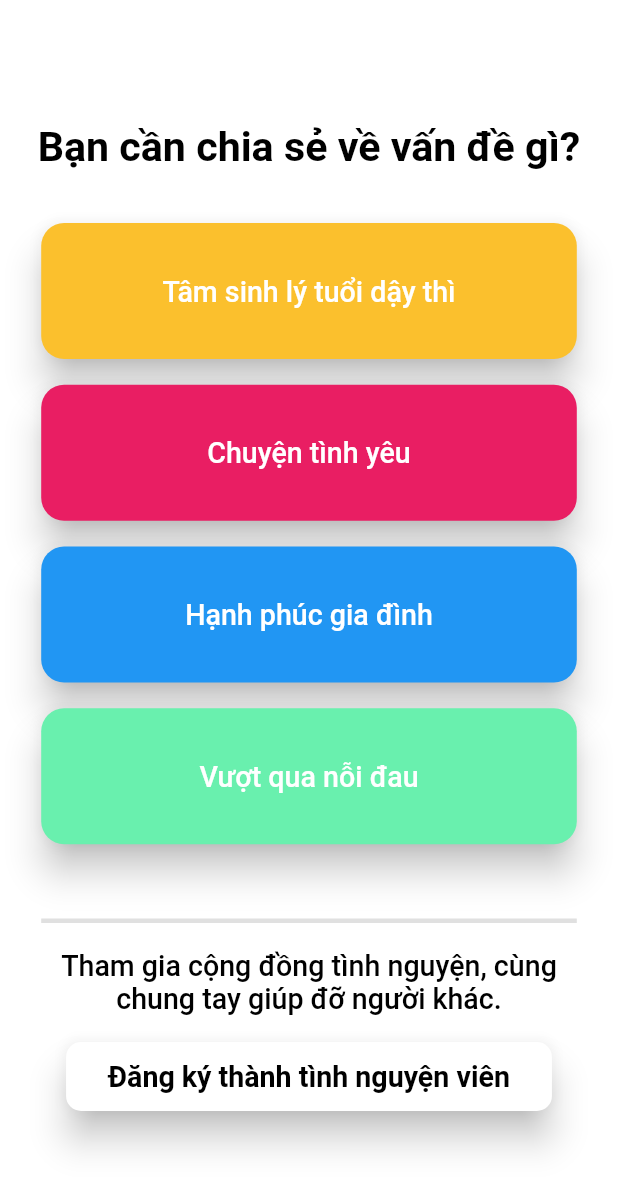
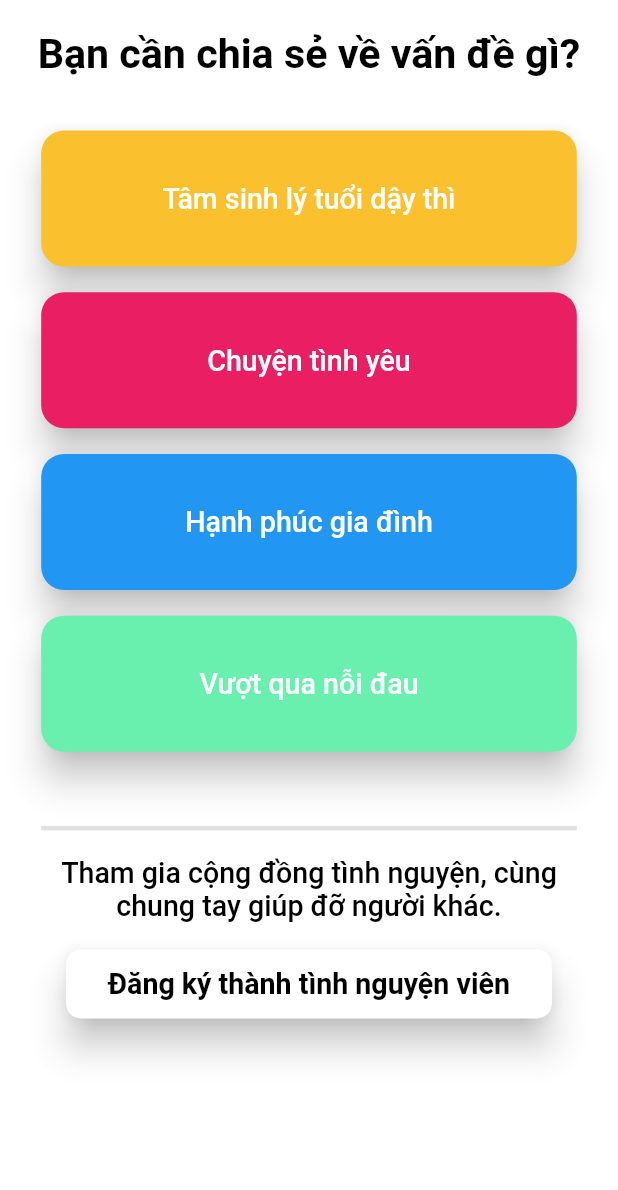
Before and after one commit to magicpro97/help_better, a Flutter app: the UserTypeScreen screen opened by its route, on a phone screen of 412 x 824 dp. Shown: the top 1190 px of the screen. Run offline on Flutter 3.47's test engine with Material 2 defaults, Android fonts, the phone set to English and light mode, and no system bars; our stand-ins replace cached_network_image, flutter_screenutil.

Commit message:
Improve user type UI

```diff
--- a/lib/features/user_type_screen.dart
+++ b/lib/features/user_type_screen.dart
@@ -13,10 +13,17 @@ class UserTypeScreen extends StatelessWidget {
     final screenUtil = ScreenUtil.getInstance();
 
     return CupertinoPageScaffold(
+      child: SafeArea(
+        bottom: false,
         child: Container(
+          height: double.infinity,
+          child: SingleChildScrollView(
             child: Column(
-          mainAxisAlignment: MainAxisAlignment.center,
+              mainAxisSize: MainAxisSize.max,
               children: <Widget>[
+                SizedBox(
+                  height: screenUtil.setHeight(Dimens.top_space),
+                ),
                 Center(
                   child: ScreenTitle(
                     title: S.of(context).user_type_title,
@@ -27,11 +34,12 @@ class UserTypeScreen extends StatelessWidget {
                 ),
                 _buildOptionButton(
                     context, S.of(context).option_teenage, Colors.yellow[700]),
-            _buildOptionButton(context, S.of(context).option_love, Colors.pink),
+                _buildOptionButton(
+                    context, S.of(context).option_love, Colors.pink),
                 _buildOptionButton(
                     context, S.of(context).option_family, Colors.blue),
-            _buildOptionButton(
-                context, S.of(context).option_go_a_head, Colors.greenAccent),
+                _buildOptionButton(context, S.of(context).option_go_a_head,
+                    Colors.greenAccent),
                 SizedBox(
                   height: screenUtil.setHeight(Dimens.large_space),
                 ),
@@ -69,8 +77,13 @@ class UserTypeScreen extends StatelessWidget {
                     ),
                   ),
                   onPressed: () {},
-            )
+                ),
+                SizedBox(
+                  height: screenUtil.setHeight(Dimens.normal_space),
+                ),
               ],
+            ),
+          ),
         ),
       ),
     );
```
Lines whose indentation alone changed are shown as unchanged.
